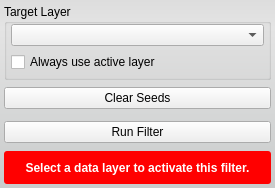
First picture: the form in src/Interface/ToolInterface/NeighborhoodConnectedFilterInterface.ui, repository jessdtate/Seg3D, before the edit.
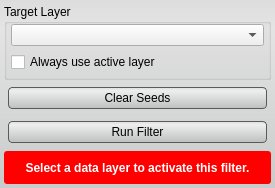
Second picture: the form after the edit. Custom widgets are drawn as their Qt base class.

Commit message: added styles to the ui buttons still some tweaking that needs done.  check out the Discrete Gaussian Blur tool and let me know if the lighter background looks better.

Patch:
```diff
--- a/src/Interface/ToolInterface/NeighborhoodConnectedFilterInterface.ui
+++ b/src/Interface/ToolInterface/NeighborhoodConnectedFilterInterface.ui
@@ -35,6 +35,28 @@
    <string notr="true">QWidget#NeighborhoodConnectedFilterInterface{
 	border-radius: 3px;
 	background-color: qlineargradient(spread:pad, x1:0.5, y1:0, x2:0.5, y2:0.960227, stop:0 rgba(221, 221, 221, 255), stop:0.155779 rgba(228, 228, 228, 255), stop:1 rgba(202, 204, 204, 255));      
+}
+
+
+QPushButton{
+	background-color: qlineargradient(spread:pad, x1:0.5, y1:0, x2:0.5, y2:0.960227, stop:0 rgba(221, 221, 221, 255), stop:0.155779 rgba(238, 238, 238, 255), stop:1 rgba(192, 194, 194, 255));
+	border-radius: 4px;
+	border: 1px solid rgb(90, 90, 90);
+	margin:4px;
+}
+
+QPushButton:hover{
+	background-color: qlineargradient(spread:pad, x1:0.5, y1:0, x2:0.5, y2:1, stop:0 rgba(195, 195, 195, 255), stop:0.253769 rgba(206, 206, 206, 255), stop:1 rgba(185, 185, 185, 255));
+	border-radius: 4px;
+	border: 1px solid rgb(90, 90, 90);
+	margin:4px;
+}
+
+QPushButton:pressed{
+	background-color: qlineargradient(spread:pad, x1:0.5, y1:0, x2:0.5, y2:1, stop:0 rgba(150, 150, 150, 255), stop:0.753769 rgba(206, 206, 206, 255), stop:1 rgba(185, 185, 185, 255));
+	border-radius: 4px;
+	border: 1px solid rgb(90, 90, 90);
+	margin:4px;
 }</string>
   </property>
   <layout class="QVBoxLayout" name="verticalLayout">
@@ -141,6 +163,12 @@
           <verstretch>0</verstretch>
          </sizepolicy>
         </property>
+        <property name="minimumSize">
+         <size>
+          <width>0</width>
+          <height>30</height>
+         </size>
+        </property>
         <property name="text">
          <string>Clear Seeds</string>
         </property>
@@ -172,6 +200,12 @@
           <verstretch>0</verstretch>
          </sizepolicy>
         </property>
+        <property name="minimumSize">
+         <size>
+          <width>0</width>
+          <height>30</height>
+         </size>
+        </property>
         <property name="text">
          <string>Run Filter</string>
         </property>
```
The commit also changes 57 other files.
